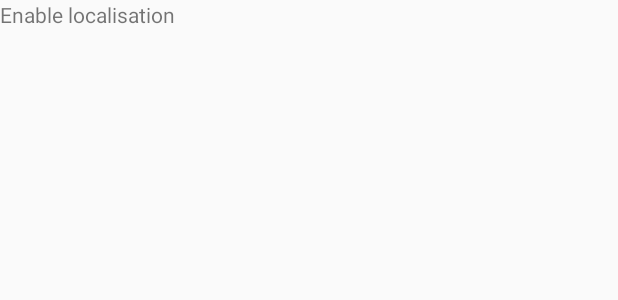
After one commit to RaphaelIENCO/projetAndroid, an Android app: the layout fragment_home.xml on its own in the app's theme, with its tools: preview values and no code run, on a phone screen of 412 x 824 dp. The commit adds this screen. Shown: the top 300 px of the screen. Run offline under Robolectric (Android 15) with nearby library versions, the phone set to English and light mode, and no system bars.

Commit message:
Ajout fragment home

```diff
--- /dev/null
+++ b/app/src/main/res/layout/fragment_home.xml
@@ -0,0 +1,22 @@
+<?xml version="1.0" encoding="utf-8"?>
+<FrameLayout xmlns:android="http://schemas.android.com/apk/res/android"
+    xmlns:tools="http://schemas.android.com/tools"
+    android:layout_width="match_parent"
+    android:layout_height="match_parent"
+    tools:context=".HomeFragment">
+
+    <!-- TODO: Update blank fragment layout -->
+    <LinearLayout
+        android:orientation="horizontal"
+        android:layout_width="wrap_content"
+        android:layout_height="wrap_content">
+        <TextView
+            android:layout_width="wrap_content"
+            android:layout_height="wrap_content"
+            android:text="@string/pref_title_localisation" />
+        <TextView
+            android:id="@+id/text_location_switch_out"
+            android:layout_width="wrap_content"
+            android:layout_height="wrap_content" />
+    </LinearLayout>
+</FrameLayout>
--- a/app/src/main/res/values/strings.xml
+++ b/app/src/main/res/values/strings.xml
@@ -23,7 +23,7 @@
     <string name="pref_default_display_name">John Smith</string>
 
     <string name="pref_search_delay_edit_text">Search Delay</string>
-    <string name="key_location_switch">key_notification_switch</string>
+    <string name="key_location_switch">key_location_switch</string>
     <string name="key_search_delay">key_search_delay</string>
     <string name="pref_search_radius_edit_text">Search Radius</string>
     <string name="key_search_radius">key_search_radius</string>
```
Also changed, not shown: app/src/main/java/com/example/administrateur/projetandroid/HomeFragment.java (added, +112 -0 lines), app/src/main/java/com/example/administrateur/projetandroid/MainActivity.java (+4 -11 lines).
